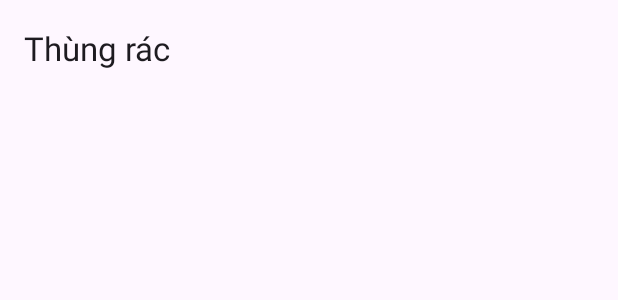
After one commit to DinhHellcat/HnCNote, an Android app: the layout activity_trash.xml on its own in the app's theme, with its tools: preview values and no code run, on a phone screen of 412 x 824 dp. The commit adds this screen. Shown: the top 300 px of the screen. Run offline under Robolectric (Android 15) with nearby library versions, the phone set to English and light mode, and no system bars.

Commit message:
Trash| complete function

```diff
--- a/app/src/main/AndroidManifest.xml
+++ b/app/src/main/AndroidManifest.xml
@@ -16,6 +16,9 @@
         android:theme="@style/Theme.HnCNote"
         tools:targetApi="31">
         <activity
+            android:name=".ui.TrashActivity"
+            android:exported="false" />
+        <activity
             android:name=".ui.NoteEditorActivity"
             android:exported="false" />
         <activity
--- a/app/src/main/java/com/herukyatto/hncnote/data/NoteDao.kt
+++ b/app/src/main/java/com/herukyatto/hncnote/data/NoteDao.kt
@@ -27,4 +27,7 @@ interface NoteDao {
 
     @Query("SELECT * FROM notes_table WHERE is_in_trash = 0 ORDER BY is_favorite DESC, note_title COLLATE NOCASE ASC")
     fun getNotesSortedByTitle(): Flow<List<Note>>
+
+    @Query("SELECT * FROM notes_table WHERE is_in_trash = 1 ORDER BY last_modified DESC")
+    fun getTrashedNotes(): Flow<List<Note>>
 }
--- a/app/src/main/java/com/herukyatto/hncnote/data/NoteRepository.kt
+++ b/app/src/main/java/com/herukyatto/hncnote/data/NoteRepository.kt
@@ -7,6 +7,7 @@ class NoteRepository(private val noteDao: NoteDao) {
     fun getNotesSortedByDateDesc(): Flow<List<Note>> = noteDao.getNotesSortedByDateDesc()
     fun getNotesSortedByDateAsc(): Flow<List<Note>> = noteDao.getNotesSortedByDateAsc()
     fun getNotesSortedByTitle(): Flow<List<Note>> = noteDao.getNotesSortedByTitle()
+    fun getTrashedNotes(): Flow<List<Note>> = noteDao.getTrashedNotes()
 
     suspend fun insert(note: Note) {
         noteDao.insert(note)
--- /dev/null
+++ b/app/src/main/res/drawable/ic_delete_24.xml
@@ -0,0 +1,5 @@
+<vector xmlns:android="http://schemas.android.com/apk/res/android" android:height="24dp" android:tint="#000000" android:viewportHeight="960" android:viewportWidth="960" android:width="24dp">
+
+    <path android:fillColor="@android:color/white" android:pathData="M280,840Q247,840 223.5,816.5Q200,793 200,760L200,240L160,240L160,160L360,160L360,120L600,120L600,160L800,160L800,240L760,240L760,760Q760,793 736.5,816.5Q713,840 680,840L280,840ZM680,240L280,240L280,760Q280,760 280,760Q280,760 280,760L680,760Q680,760 680,760Q680,760 680,760L680,240ZM360,680L440,680L440,320L360,320L360,680ZM520,680L600,680L600,320L520,320L520,680ZM280,240L280,240L280,760Q280,760 280,760Q280,760 280,760L280,760Q280,760 280,760Q280,760 280,760L280,240Z"/>
+
+</vector>
--- /dev/null
+++ b/app/src/main/res/layout/activity_trash.xml
@@ -0,0 +1,25 @@
+<?xml version="1.0" encoding="utf-8"?>
+<LinearLayout
+    xmlns:android="http://schemas.android.com/apk/res/android"
+    xmlns:app="http://schemas.android.com/apk/res-auto"
+    xmlns:tools="http://schemas.android.com/tools"
+    android:id="@+id/main"
+    android:layout_width="match_parent"
+    android:layout_height="match_parent"
+    android:orientation="vertical"
+    tools:context=".ui.TrashActivity">
+
+    <com.google.android.material.appbar.MaterialToolbar
+        android:id="@+id/trashToolbar"
+        android:layout_width="match_parent"
+        android:layout_height="?attr/actionBarSize"
+        app:title="Thùng rác" />
+
+    <androidx.recyclerview.widget.RecyclerView
+        android:id="@+id/trashRecyclerView"
+        android:layout_width="match_parent"
+        android:layout_height="match_parent"
+        android:padding="4dp"
+        android:clipToPadding="false"/>
+
+</LinearLayout>
--- a/app/src/main/res/menu/main_menu.xml
+++ b/app/src/main/res/menu/main_menu.xml
@@ -6,4 +6,10 @@
         android:title="Sắp xếp"
         android:icon="@drawable/ic_sort_24"
         app:showAsAction="ifRoom" />
+
+    <item
+        android:id="@+id/action_trash"
+        android:title="Thùng rác"
+        android:icon="@drawable/ic_delete_24"
+        app:showAsAction="ifRoom" />
 </menu>
```
Also changed, not shown: app/src/main/java/com/herukyatto/hncnote/ui/MainActivity.kt (+12 -5 lines), app/src/main/java/com/herukyatto/hncnote/ui/NoteViewModel.kt (+13 -0 lines), app/src/main/java/com/herukyatto/hncnote/ui/TrashActivity.kt (added, +66 -0 lines), app/src/main/java/com/herukyatto/hncnote/ui/TrashAdapter.kt (added, +34 -0 lines).
